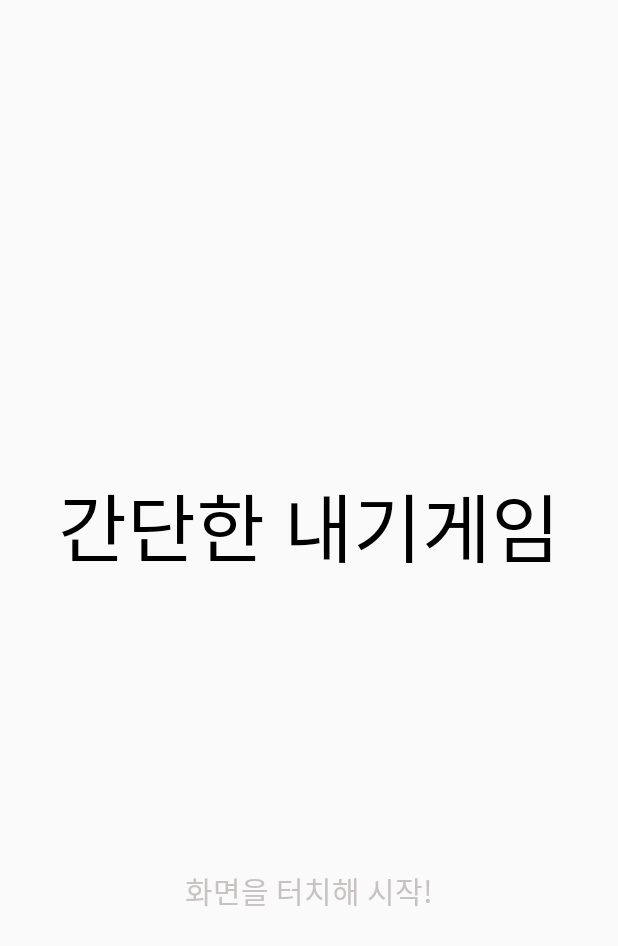
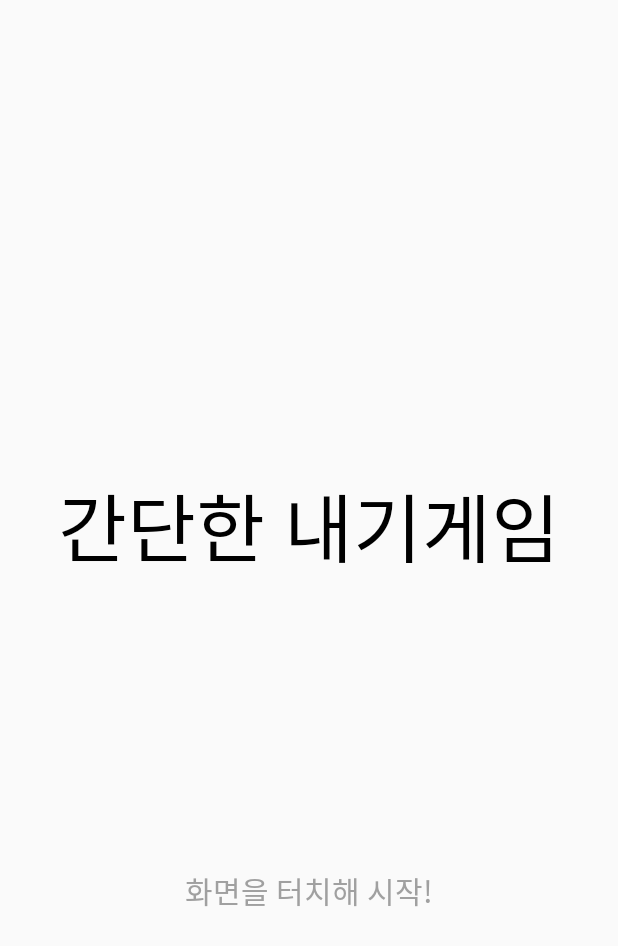
Before and after one commit to ThinkingDobby/NewBetGame, an Android app: the screen it shows after launch (MainActivity), on a phone screen of 412 x 824 dp. Shown: the top 946 px of the screen. Run offline under Robolectric (Android 15) with nearby library versions, the light colour scheme and no system bars.

Commit message:
완성본
1차 완성: 2021-01-22

```diff
--- a/app/src/main/AndroidManifest.xml
+++ b/app/src/main/AndroidManifest.xml
@@ -1,6 +1,8 @@
 <?xml version="1.0" encoding="utf-8"?>
 <manifest xmlns:android="http://schemas.android.com/apk/res/android"
     package="com.thinkingdobby.newbetgame">
+
+    <uses-permission android:name="android.permission.VIBRATE"/>
 
     <application
         android:allowBackup="true"
--- a/app/src/main/res/layout/activity_main.xml
+++ b/app/src/main/res/layout/activity_main.xml
@@ -14,8 +14,10 @@
         android:layout_height="0dp"
         android:fontFamily="@font/mainfont_ttf"
         android:gravity="center"
+        android:shadowColor="#FFFFFF"
         android:text="간단한 내기게임"
         android:textColor="#000000"
+        android:textColorHighlight="#FFFFFF"
         android:textSize="50sp"
         app:layout_constraintBottom_toTopOf="@+id/guideline2"
         app:layout_constraintEnd_toEndOf="parent"
@@ -27,10 +29,11 @@
         android:layout_width="wrap_content"
         android:layout_height="wrap_content"
         android:fontFamily="@font/subfont_ttf"
+        android:padding="70dp"
+        android:shadowColor="#C8C8C8"
         android:text="화면을 터치해 시작!"
-        android:textColor="#C8C3C3"
+        android:textColor="#A0A0A0"
         android:textSize="20sp"
-        android:padding="70dp"
         app:layout_constraintBottom_toBottomOf="parent"
         app:layout_constraintEnd_toEndOf="parent"
         app:layout_constraintLeft_toLeftOf="parent"
```
Also changed, not shown: app/src/main/java/com/thinkingdobby/newbetgame/CoinStartActivity.kt (+8 -0 lines), app/src/main/java/com/thinkingdobby/newbetgame/DiceStartActivity.kt (+8 -0 lines).
